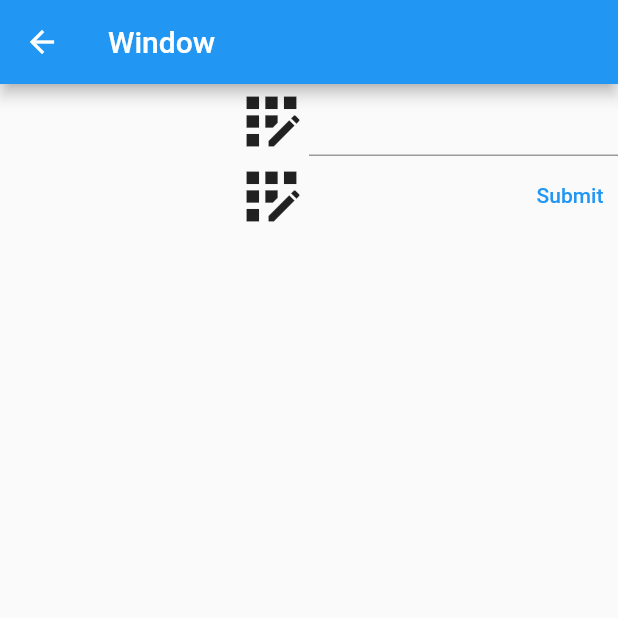
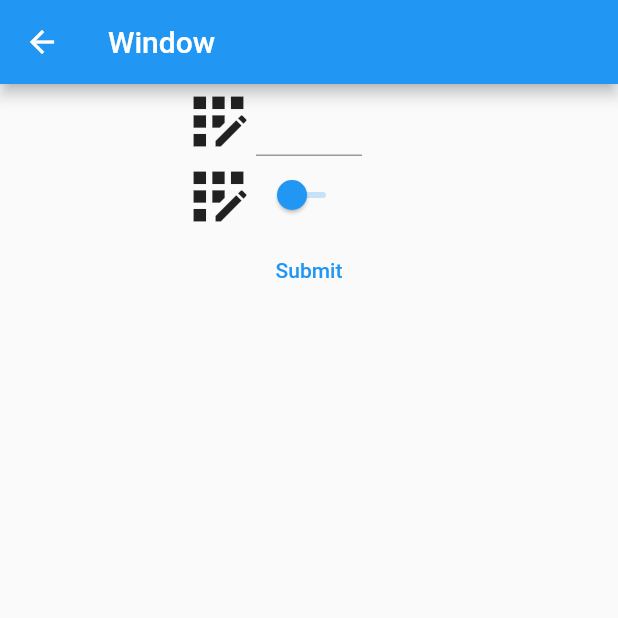
Before and after one commit to HellBlizzard0/maqadi, a Flutter app: the AddShoppingItemScreen screen opened directly, on a phone screen of 412 x 824 dp, the top half of it. Run offline on Flutter 3.47's test engine with Material 2 defaults, Android fonts, the light colour scheme and no system bars.

Commit message:
submit new item works

```diff
--- a/lib/data/add_shopping_item_screen.dart
+++ b/lib/data/add_shopping_item_screen.dart
@@ -1,6 +1,8 @@
 import 'package:flutter/cupertino.dart';
 import 'package:flutter/material.dart';
 import 'package:maqadi/data/shopping_list_item.dart';
+
+import '../services/shopping_list_service.dart';
 
 class AddShoppingItemScreen extends StatefulWidget {
   @override
@@ -9,7 +11,7 @@ class AddShoppingItemScreen extends StatefulWidget {
 
 class _AddShoppingItemScreenState extends State<AddShoppingItemScreen> {
   final GlobalKey<FormState> _formKey = GlobalKey<FormState>();
-  ShoppingListItem _newItem = ShoppingListItem(name: "", count: 0);
+  final ShoppingListItem _newItem = ShoppingListItem(name: "", count: 1);
 
   @override
   Widget build(BuildContext context) {
@@ -17,7 +19,10 @@ class _AddShoppingItemScreenState extends State<AddShoppingItemScreen> {
         appBar: AppBar(title: const Text("Window")),
         body: Form(
             key: _formKey,
-          child: Table(children: [
+            child: Container(
+              padding: const EdgeInsets.only(left: 100, right: 100),
+              child: Column(children: [
+                Table(children: [
                   TableRow(children: [
                     Container(
                       alignment: Alignment.centerRight,
@@ -26,23 +31,39 @@ class _AddShoppingItemScreenState extends State<AddShoppingItemScreen> {
                     TextFormField(
                       onChanged: (value) => _newItem.name = value,
                     ),
+                    Container(),
                   ]),
                   TableRow(children: [
                     Container(
                       alignment: Alignment.centerRight,
                       child: const Icon(Icons.app_registration, size: 50),
                     ),
-            ]),
-            TableRow(children: [
-              Container(
-                alignment: Alignment.centerRight,
-                child: TextButton(
-                  child: Text("Submit"),
-                  onPressed: () => {},
+                    Slider(
+                      value: _newItem.count.roundToDouble(),
+                      min: 1,
+                      max: 20,
+                      label: _newItem.count.round().toString(),
+                      onChanged: (double value) {
+                        setState(() {
+                          _newItem.count = value.round();
+                        });
+                      },
                     ),
-              ),
+                    Container(),
                   ]),
                 ]),
-        ));
+                Center(
+                  child: TextButton(
+                    onPressed: () => submitItem(),
+                    child: const Text("Submit"),
+                  ),
+                )
+              ]),
+            )));
+  }
+
+  submitItem() {
+    ShoppingListService.createShoppingItem(_newItem);
+    Navigator.pop(context);
   }
 }
```
Also changed, not shown: lib/services/shopping_list_service.dart (+6 -5 lines), lib/shop_list_screen.dart (+35 -3 lines). Lines whose indentation alone changed are shown as unchanged.
